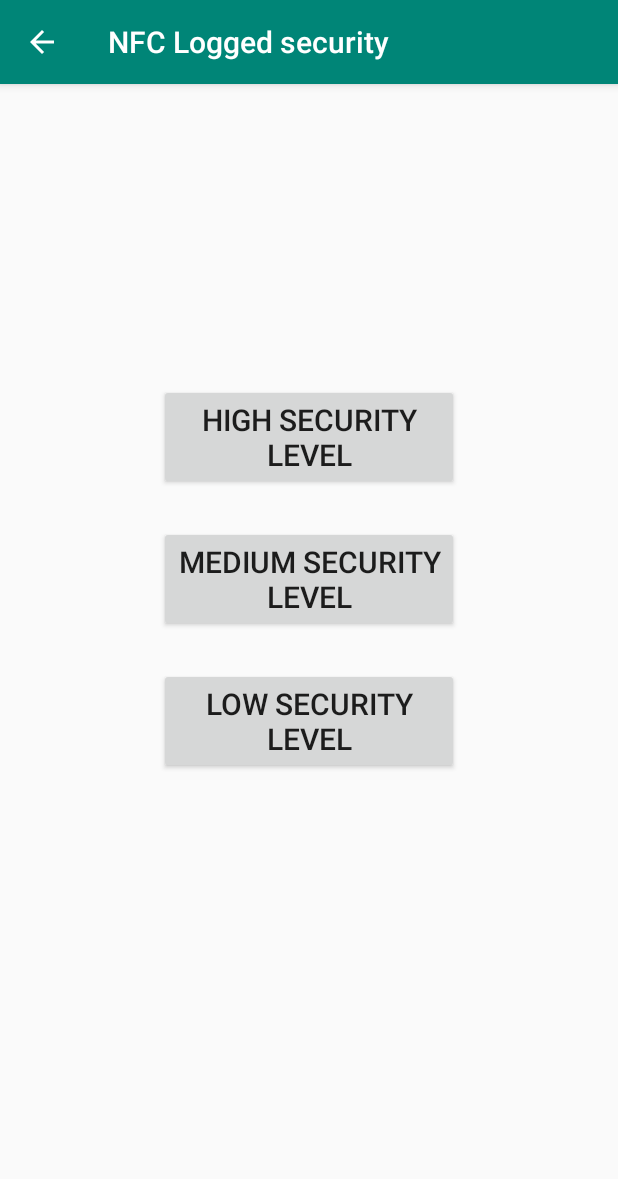
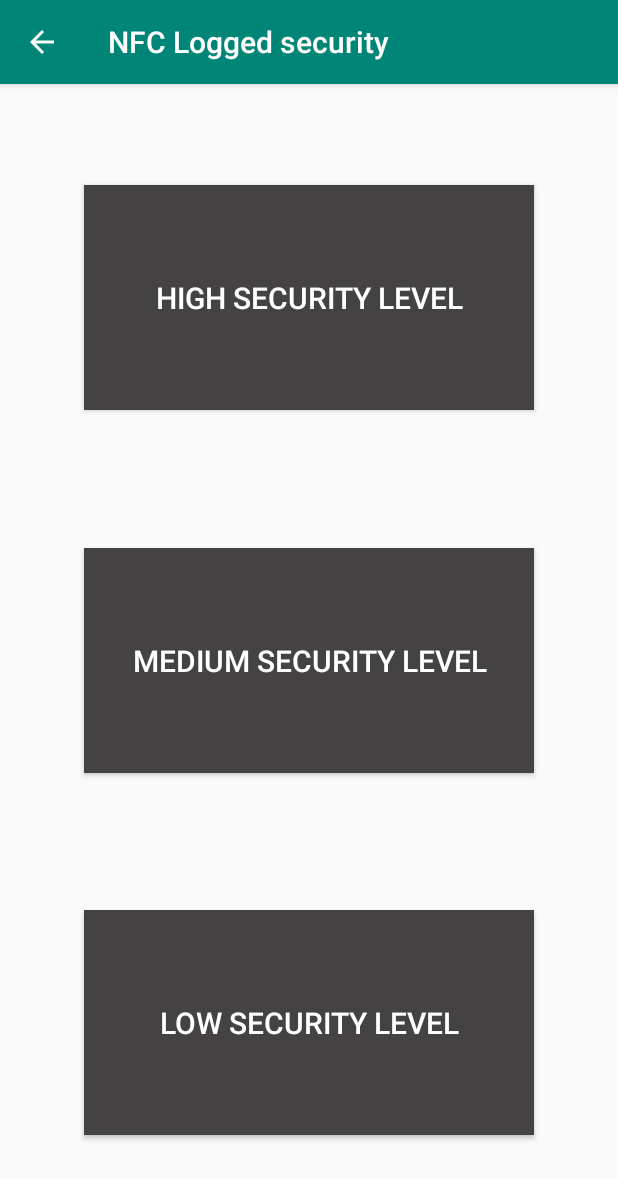
Before and after one commit to Robel-T/sym-lab3, an Android app: the NfcSecurityActivity screen opened directly, with no data from a screen before it, on a phone screen of 412 x 824 dp. Shown: the top 1179 px of the screen. Run offline under Robolectric (Android 15) with nearby library versions, the phone set to English and light mode, and no system bars; 1 statement that could not run was skipped.

Commit message:
app done

```diff
--- a/app/build.gradle
+++ b/app/build.gradle
@@ -30,4 +30,8 @@ dependencies {
     testImplementation 'junit:junit:4.12'
     androidTestImplementation 'androidx.test:runner:1.2.0'
     androidTestImplementation 'androidx.test.espresso:espresso-core:3.2.0'
+    implementation 'me.dm7.barcodescanner:zbar:1.8.4'
+    implementation 'com.github.k0shk0sh:PermissionHelper:1.0.7'
+
+
 }
--- a/app/src/main/java/com/example/lab3_sym/NfcActivity.java
+++ b/app/src/main/java/com/example/lab3_sym/Activity/NFC/NfcActivity.java
@@ -10,7 +10,7 @@
 
 
 
-package com.example.lab3_sym;
+package com.example.lab3_sym.Activity.NFC;
 
 import android.content.Intent;
 import android.nfc.NfcAdapter;
@@ -19,6 +19,9 @@ import android.util.Log;
 import android.widget.Button;
 import android.widget.EditText;
 import android.widget.Toast;
+
+import com.example.lab3_sym.Model.Person;
+import com.example.lab3_sym.R;
 
 public class NfcActivity extends NfcAppCompatActivity {
 
--- a/app/src/main/java/com/example/lab3_sym/MainActivity.java
+++ b/app/src/main/java/com/example/lab3_sym/MainActivity.java
@@ -14,6 +14,9 @@ import androidx.appcompat.app.AppCompatActivity;
 import android.content.Intent;
 import android.os.Bundle;
 import android.widget.Button;
+
+import com.example.lab3_sym.Activity.NFC.NfcActivity;
+import com.example.lab3_sym.Activity.QR.QrActivity;
 
 public class MainActivity extends AppCompatActivity {
 
@@ -35,7 +38,8 @@ public class MainActivity extends AppCompatActivity {
         });
 
         codeBarreButton.setOnClickListener((view) -> {
-
+            Intent intent = new Intent(this, QrActivity.class);
+            this.startActivity(intent);
         });
 
     }
--- a/app/src/main/java/com/example/lab3_sym/Person.java
+++ b/app/src/main/java/com/example/lab3_sym/Model/Person.java
@@ -8,7 +8,7 @@
  *
  */
 
-package com.example.lab3_sym;
+package com.example.lab3_sym.Model;
 
 import android.util.Log;
 import java.io.Serializable;
@@ -21,7 +21,7 @@ public class Person implements Serializable {
     private int securityLevel;
     Log log;
 
-    Person(){
+    public Person(){
         securityLevel = 0;
     }
 
--- a/app/src/main/res/layout/nfc_security_activity.xml
+++ b/app/src/main/res/layout/nfc_security_activity.xml
@@ -8,14 +8,16 @@
 
     <Button
         android:id="@+id/high"
-        android:layout_width="200dp"
-        android:layout_height="wrap_content"
-        android:layout_marginTop="200dp"
+        android:layout_width="300dp"
+        android:layout_height="150dp"
+        android:background="#444242"
         android:gravity="center"
         android:text="High Security Level"
+        android:textColor="#FFFFFF"
         android:textSize="20sp"
         app:layout_constraintBottom_toTopOf="@+id/medium"
         app:layout_constraintEnd_toEndOf="parent"
+        app:layout_constraintHorizontal_bias="0.5"
         app:layout_constraintStart_toStartOf="parent"
         app:layout_constraintTop_toTopOf="parent"
         tools:ignore="MissingConstraints" />
@@ -23,25 +25,33 @@
 
     <Button
         android:id="@+id/medium"
-        android:layout_width="200dp"
-        android:layout_height="wrap_content"
+        android:layout_width="300dp"
+        android:layout_height="150dp"
         android:layout_marginTop="24dp"
+        android:background="#444242"
         android:gravity="center"
         android:text="Medium Security Level"
+        android:textColor="#FFFFFF"
         android:textSize="20sp"
+        app:layout_constraintBottom_toTopOf="@+id/low"
         app:layout_constraintEnd_toEndOf="parent"
+        app:layout_constraintHorizontal_bias="0.5"
         app:layout_constraintStart_toStartOf="parent"
         app:layout_constraintTop_toBottomOf="@+id/high" />
 
     <Button
         android:id="@+id/low"
-        android:layout_width="200dp"
-        android:layout_height="wrap_content"
+        android:layout_width="300dp"
+        android:layout_height="150dp"
         android:layout_marginTop="24dp"
+        android:background="#444242"
         android:gravity="center"
         android:text="Low Security Level"
+        android:textColor="#FFFFFF"
         android:textSize="20sp"
+        app:layout_constraintBottom_toBottomOf="parent"
         app:layout_constraintEnd_toEndOf="parent"
+        app:layout_constraintHorizontal_bias="0.5"
         app:layout_constraintStart_toStartOf="parent"
         app:layout_constraintTop_toBottomOf="@+id/medium" />
 
```
Also changed, not shown: app/src/main/AndroidManifest.xml (+30 -5 lines), app/src/main/java/com/example/lab3_sym/Activity/NFC/NfcAppCompatActivity.java (renamed from app/src/main/java/com/example/lab3_sym/NfcAppCompatActivity.java, +5 -2 lines), app/src/main/java/com/example/lab3_sym/Activity/NFC/NfcSecurityActivity.java (renamed from app/src/main/java/com/example/lab3_sym/NfcSecurityActivity.java, +5 -3 lines), app/src/main/java/com/example/lab3_sym/Activity/QR/QrActivity.java (added, +114 -0 lines), app/src/main/java/com/example/lab3_sym/Activity/QR/ScanActivity.java (added, +45 -0 lines), app/src/main/res/layout/activity_main.xml (+19 -6 lines), app/src/main/res/layout/nfc_activity.xml (+5 -2 lines), app/src/main/res/layout/qr_activity.xml (added, +38 -0 lines).
